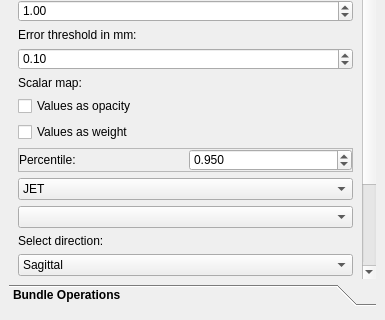
Qt form Plugins/org.mitk.gui.qt.diffusionimaging.fiberprocessing/src/internal/QmitkFiberProcessingViewControls.ui (MIC-DKFZ/MITK-Diffusion) before a commit; both pictures show x 0 to 385 and y 222 to 542 of the 385 by 711 pixel window.
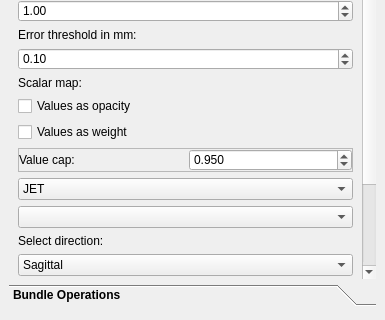
The same form after that commit. Icons and pictures are not drawn. Custom widgets are drawn as their Qt base class.

Commit message: Interpolating image values

What changed in the file:
```diff
--- a/Plugins/org.mitk.gui.qt.diffusionimaging.fiberprocessing/src/internal/QmitkFiberProcessingViewControls.ui
+++ b/Plugins/org.mitk.gui.qt.diffusionimaging.fiberprocessing/src/internal/QmitkFiberProcessingViewControls.ui
@@ -1383,7 +1383,7 @@
              <item row="0" column="0">
               <widget class="QLabel" name="label_17">
                <property name="text">
-                <string>Percentile:</string>
+                <string>Value cap:</string>
                </property>
               </widget>
              </item>
```
Left out of the diff: 2 changed lines with no effect on the pictures. The commit also changes 4 other files.
